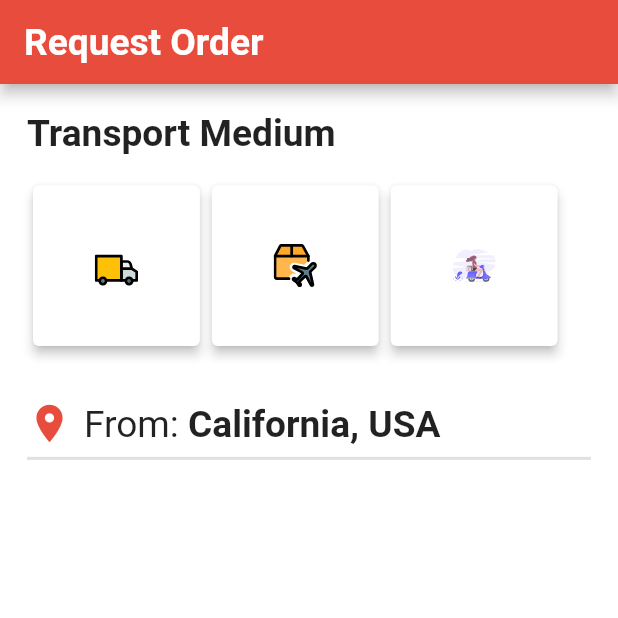
After one commit to Phelickz/logisticsApp, a Flutter app: the AddOrder screen opened directly, on a phone screen of 412 x 824 dp, the top half of it. The commit adds this screen. Run offline on Flutter 3.47's test engine with Material 2 defaults, Android fonts, the phone set to English and light mode, and no system bars; our stand-ins replace after_layout, clay_containers, cloud_firestore, device_preview, firebase_auth, flutter_hooks and 9 more; missing offline and left inert: fancy_on_boarding, flutter_google_places, flutter_paystack, geocoder, google_maps_webservice, kf_drawer; accounts and stored records are empty.

Commit message:
request screen

```diff
--- /dev/null
+++ b/lib/views/users/addOrder.dart
@@ -0,0 +1,75 @@
+import 'package:flutter/material.dart';
+import 'package:google_fonts/google_fonts.dart';
+import 'package:logistics/services/colors.dart';
+import 'package:logistics/services/responsiveness/altres.dart';
+import 'package:logistics/services/responsiveness/responsiveness.dart';
+import 'package:logistics/views/widgets/requestcards.dart';
+
+class AddOrder extends StatelessWidget {
+  @override
+  Widget build(BuildContext context) {
+    return Scaffold(
+      backgroundColor: Colors.white,
+      appBar: AppBar(
+        backgroundColor: redColor,
+        title: Text(
+          'Request Order',
+          style: GoogleFonts.aBeeZee(
+              fontSize: SizeConfig().textSize(context, 3),
+              fontWeight: FontWeight.bold),
+        ),
+      ),
+      body: Padding(
+        padding: const EdgeInsets.symmetric(horizontal: 18.0, vertical: 18),
+        child: Column(
+          crossAxisAlignment: CrossAxisAlignment.start,
+          children: [
+            Text(
+              'Transport Medium',
+              style: GoogleFonts.aBeeZee(
+                  fontWeight: FontWeight.bold,
+                  fontSize: SizeConfig().textSize(context, 3)),
+            ),
+            SizedBox(height: McGyver.rsDoubleH(context, 2)),
+            Wrap(
+              children: [
+                RequestCards(
+                  url: 'assets/images/truck.svg',
+                ),
+                RequestCards(url: 'assets/images/airplane (2).svg'),
+                RequestCards(
+                  url: 'assets/images/undraw_on_the_way_ldaq (1).svg',
+                )
+              ],
+            ),
+            SizedBox(height: McGyver.rsDoubleH(context, 4)),
+            Row(
+              children: [
+                Icon(
+                  Icons.location_on,
+                  color: redColor,
+                  size: 30,
+                ),
+                Padding(
+                  padding: const EdgeInsets.only(left:8.0),
+                  child: Text(
+                    'From: ',
+                    style: GoogleFonts.aBeeZee(
+                        fontSize: SizeConfig().textSize(context, 3)),
+                  ),
+                ),
+                Text(
+                  'California, USA',
+                  style: GoogleFonts.aBeeZee(
+                      fontWeight: FontWeight.bold,
+                      fontSize: SizeConfig().textSize(context, 3)),
+                )
+              ],
+            ),
+            Divider(thickness: 2,)
+          ],
+        ),
+      ),
+    );
+  }
+}
--- a/lib/views/users/userHome.dart
+++ b/lib/views/users/userHome.dart
@@ -8,10 +8,12 @@ import 'package:google_fonts/google_fonts.dart';
 import 'package:logistics/services/animation/animations.dart';
 import 'package:logistics/services/colors.dart';
 import 'package:logistics/services/models.dart';
+import 'package:logistics/services/navigation/app_navigation/navigation.dart';
 import 'package:logistics/services/responsiveness/altres.dart';
 import 'package:logistics/services/responsiveness/responsiveness.dart';
 import 'package:logistics/state/authState.dart';
 import 'package:logistics/views/screens/request.dart';
+import 'package:logistics/views/users/addOrder.dart';
 import 'package:logistics/views/widgets/homecards.dart';
 import 'package:provider/provider.dart';
 import 'package:timeago/timeago.dart' as timeago;
@@ -154,6 +156,7 @@ class _HomepageState extends State<Homepage> {
                   HomeCards(
                     url: 'assets/images/truck.svg',
                     text: "Ship Now",
+                    onTap: () {Navigation().pushTo(context, AddOrder());}
                   ),
                   HomeCards(
                     url: 'assets/images/airplane (2).svg',
--- a/lib/views/widgets/homecards.dart
+++ b/lib/views/widgets/homecards.dart
@@ -7,11 +7,14 @@ import 'package:logistics/services/responsiveness/responsiveness.dart';
 class HomeCards extends StatelessWidget {
   final String url;
   final String text;
+  final GestureTapCallback onTap;
 
-  const HomeCards({Key key, this.url, this.text}) : super(key: key);
+  const HomeCards({Key key, this.url, this.text, this.onTap}) : super(key: key);
   @override
   Widget build(BuildContext context) {
-    return Card(
+    return GestureDetector(
+      onTap: onTap,
+          child: Card(
         elevation: 2,
             child: Container(
           width: McGyver.rsDoubleW(context, 40),
@@ -31,6 +34,7 @@ class HomeCards extends StatelessWidget {
                 ],
               ) ),
         ),
+      ),
     );
   }
 }
--- /dev/null
+++ b/lib/views/widgets/requestcards.dart
@@ -0,0 +1,28 @@
+import 'package:flutter/material.dart';
+import 'package:flutter_svg/flutter_svg.dart';
+import 'package:logistics/services/responsiveness/responsiveness.dart';
+
+class RequestCards extends StatelessWidget {
+  final String url;
+  final GestureTapCallback onTap;
+  const RequestCards({Key key, this.url, this.onTap}) : super(key: key);
+  @override
+  Widget build(BuildContext context) {
+    return GestureDetector(
+          child: Card(
+        elevation: 3,
+        child: Container(
+          // color: Colors.red,
+          width: McGyver.rsDoubleW(context, 27),
+          height: McGyver.rsDoubleH(context, 13),
+          child: Center(
+              child: SvgPicture.asset(
+            url,
+            width: McGyver.rsDoubleW(context, 7),
+            height: McGyver.rsDoubleH(context, 7),
+          )),
+        ),
+      ),
+    );
+  }
+}
```
Lines whose indentation alone changed are shown as unchanged.
